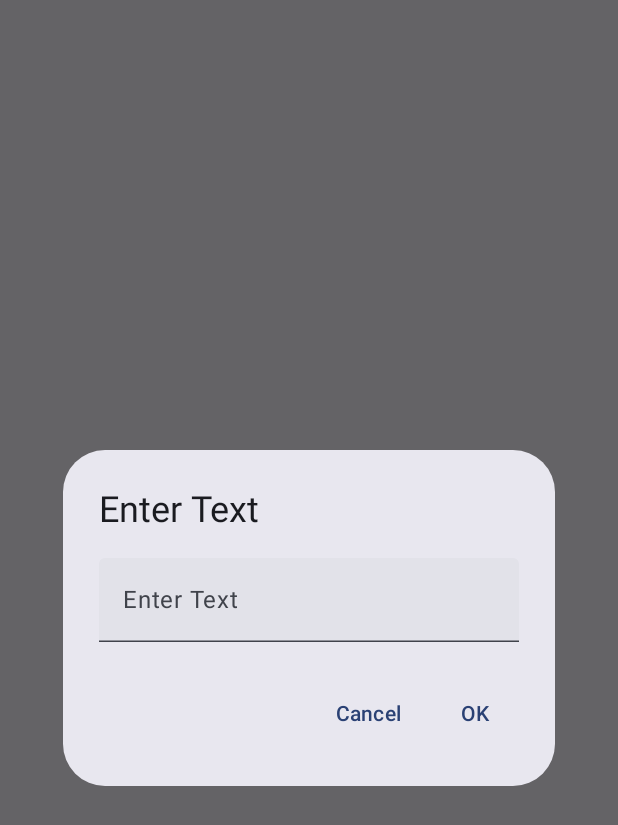
After one commit to Re7enton/Re7enton_Simple_Workout_App, an Android app built with Jetpack Compose: the composable AddWorkoutDialog shown on its own in the app's theme, on a phone screen of 412 x 824 dp. The commit adds this screen. Shown: the top 825 px of the screen. Run offline under Robolectric (Android 15) with nearby library versions, the phone set to English and light mode, and no system bars.

Commit message:
added the alert dialogs for adding workout and timer

```diff
--- /dev/null
+++ b/app/src/main/java/com/example/re7entonsimpleworkoutapp/ui/components/AddWorkoutDialog.kt
@@ -0,0 +1,57 @@
+package com.example.re7entonsimpleworkoutapp.ui.components
+
+import androidx.compose.material3.AlertDialog
+import androidx.compose.material3.Text
+import androidx.compose.material3.TextButton
+import androidx.compose.material3.TextField
+import androidx.compose.runtime.Composable
+import androidx.compose.runtime.getValue
+import androidx.compose.runtime.mutableStateOf
+import androidx.compose.runtime.remember
+import androidx.compose.runtime.setValue
+import androidx.compose.ui.res.stringResource
+import androidx.compose.ui.window.DialogProperties
+import com.example.re7entonsimpleworkoutapp.R
+
+/**
+ * A reusable dialog with a single TextField.
+ * - [label]: dialog title and text hint.
+ * - [onAdd]: called with the entered text on “OK”.
+ * - [onDismiss]: called when user cancels.
+ */
+@Composable
+fun AddWorkoutDialog(
+    label: String = stringResource(R.string.enter_text),              // default title
+    onAdd: (String) -> Unit,                   // callback for OK
+    onDismiss: () -> Unit                      // callback for Cancel
+) {
+    var text by remember { mutableStateOf("") } // local state for TextField
+
+    AlertDialog(
+        onDismissRequest = onDismiss,          // outside tap = dismiss
+        title = { Text(text = label) },        // show the label
+        text = {
+            TextField(
+                value = text,
+                onValueChange = { text = it }, // update local state
+                placeholder = { Text(label) }, // hint text
+                singleLine = true
+            )
+        },
+        confirmButton = {
+            TextButton(
+                onClick = {
+                    onAdd(text)               // pass input back
+                }
+            ) {
+                Text(stringResource(R.string.ok))
+            }
+        },
+        dismissButton = {
+            TextButton(onClick = onDismiss) {
+                Text(stringResource(R.string.cancel))
+            }
+        },
+        properties = DialogProperties()       // allow default behavior
+    )
+}
--- /dev/null
+++ b/app/src/main/java/com/example/re7entonsimpleworkoutapp/ui/screens/MainScreen.kt
@@ -0,0 +1,4 @@
+package com.example.re7entonsimpleworkoutapp.ui.screens
+
+class MainScreen {
+}
--- a/app/src/main/res/values/strings.xml
+++ b/app/src/main/res/values/strings.xml
@@ -1,3 +1,6 @@
 <resources>
     <string name="app_name">Re7enton Simple Workout App</string>
+    <string name="enter_text">Enter Text</string>
+    <string name="ok">OK</string>
+    <string name="cancel">Cancel</string>
 </resources>
```
Also changed, not shown: app/src/main/java/com/example/re7entonsimpleworkoutapp/ui/components/RestTimerDialog.kt (added, +74 -0 lines).
